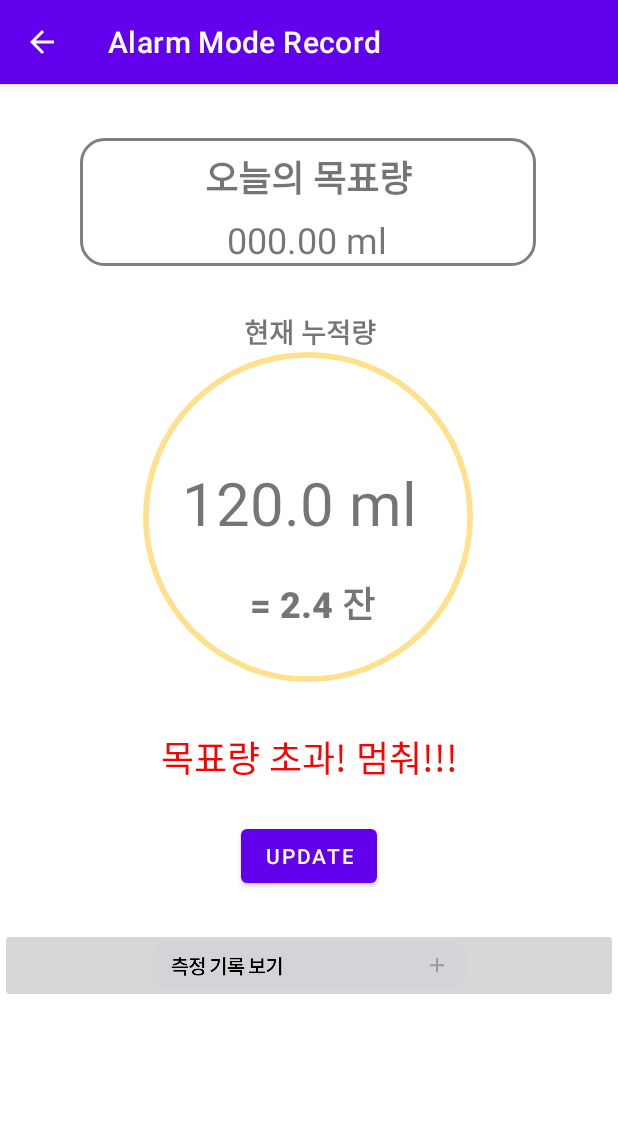
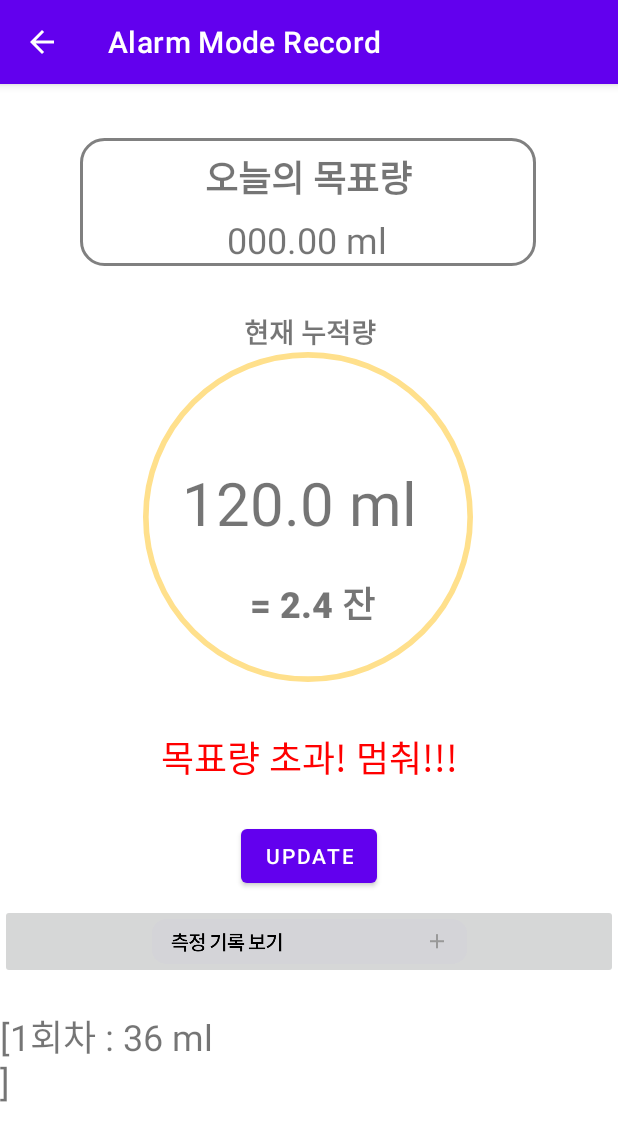
Before and after one commit to seohyun-kim/Drinking-Controller_by-Kotlin, an Android app: the AlarmRecord screen opened directly, with no data from a screen before it, after a tap on "UPDATE", on a phone screen of 412 x 824 dp. Shown: the top 1141 px of the screen. Run offline under Robolectric (Android 15) with nearby library versions, the phone set to English and light mode, and no system bars; 1 other tap on this screen came first.

Commit message:
show record by scroll, add btn clicked event

```diff
--- a/app/src/main/java/com/example/myappbykotlin_1/AlarmRecord.kt
+++ b/app/src/main/java/com/example/myappbykotlin_1/AlarmRecord.kt
@@ -5,6 +5,8 @@ import androidx.appcompat.app.AppCompatActivity
 import android.os.Bundle
 import android.util.Log
 import com.example.myappbykotlin_1.databinding.ActivityAlarmRecordBinding
+import java.util.Random  //임시로 랜덤함수 쓰기위해 import
+
 import kotlinx.android.synthetic.main.activity_alarm_record.*
 
 class AlarmRecord : AppCompatActivity() {
@@ -30,6 +32,14 @@ class AlarmRecord : AppCompatActivity() {
 
         var cumDataReceived :Float = 120F; //블루투스 수신한 누적량 데이터 변수에 저장 (임시로 100)
         var cupData :Float = cumDataReceived/50
+
+        var recordList = ArrayList<String>();// 기록 값이 들어갈 동적 배열
+
+        val rand=Random()
+        var currentData =0 // 현재 마신 양 (누적X)
+        var cnt=0; //회차 확인용
+
+        var btnClicked =false;//자세히 보기 버튼 클릭 여부
 
         //임시 버튼 (나중엔 블루투스 값 들어올때마다 자동으로 새로고침 되도록)
         //버튼 클릭 시 데이터 새로 입력
@@ -61,12 +71,34 @@ class AlarmRecord : AppCompatActivity() {
                 binding.msgText.setTextColor(Color.parseColor("#008000"))
             }
 
-            //test (버튼 클릭시마다 1잔씩 추가되도록)
-            cumDataReceived+=50
+            //test (버튼 클릭시마다 랜덤으로 추가되도록)
+            currentData= rand.nextInt(30) +20 //랜덤으로 현재 마신 양 넣음
+            cnt+=1
+            recordList.add(cnt.toString() + "회차 : "+currentData.toString()+" ml \n")
+            Log.d("recordList", recordList.toString())
+            cumDataReceived+=currentData
             cupData = cumDataReceived/50
+
+            if (btnClicked === true)
+            {
+                binding.recordView.text = recordList.toString()
+            }
+
         }  //소주 1잔 50ml
 
 
+        binding.recordShowBtn.setOnClickListener{
+            if (btnClicked === false)
+            {
+                btnClicked=true;
+                binding.recordView.text = recordList.toString()
+            }
+            else{
+                btnClicked=false;
+                binding.recordView.text = ""
+            }
+
+        }
         //actionbar
         val actionbar = supportActionBar
         //set actionbar title
--- a/app/src/main/res/layout/activity_alarm_record.xml
+++ b/app/src/main/res/layout/activity_alarm_record.xml
@@ -8,16 +8,11 @@
     tools:context=".AlarmRecord">
 
 
-    <ScrollView
+    <androidx.constraintlayout.widget.ConstraintLayout
         android:layout_width="match_parent"
         android:layout_height="match_parent"
-        app:layout_constraintBottom_toBottomOf="parent"
-        tools:layout_editor_absoluteX="-44dp">
-
-
-        <androidx.constraintlayout.widget.ConstraintLayout
-            android:layout_width="match_parent"
-            android:layout_height="match_parent">
+        tools:layout_editor_absoluteX="0dp"
+        tools:layout_editor_absoluteY="139dp">
 
 
         <ImageView
@@ -94,7 +89,7 @@
             android:id="@+id/cumData"
             android:layout_width="wrap_content"
             android:layout_height="wrap_content"
-                android:text="XXX  ml"
+            android:text="000.0  ml"
             android:textSize="40dp"
             app:layout_constraintBottom_toBottomOf="@+id/imageView5"
             app:layout_constraintEnd_toEndOf="@+id/imageView5"
@@ -110,7 +105,7 @@
             android:layout_height="wrap_content"
             android:layout_marginTop="22dp"
             android:fontFamily="sans-serif-black"
-                android:text="=  ? 잔"
+            android:text="=  0.0 잔"
             android:textSize="24dp"
             app:layout_constraintEnd_toEndOf="@+id/imageView5"
             app:layout_constraintStart_toStartOf="@+id/imageView5"
@@ -139,28 +134,37 @@
             app:layout_constraintStart_toStartOf="parent"
             app:layout_constraintTop_toBottomOf="@+id/msgText" />
 
-            <LinearLayout
-                android:id="@+id/linear_record"
-                android:layout_width="match_parent"
-                android:layout_height="match_parent"
-                android:layout_marginTop="24dp"
-                android:orientation="vertical"
-                app:layout_constraintTop_toBottomOf="@+id/updateBtn"
-                tools:layout_editor_absoluteX="0dp">
-
         <ImageButton
-                    android:id="@+id/imageButton6"
+            android:id="@+id/recordShowBtn"
             android:layout_width="match_parent"
             android:layout_height="50dp"
+            android:layout_marginTop="8dp"
             android:scaleType="centerInside"
+            app:layout_constraintTop_toBottomOf="@+id/updateBtn"
             app:srcCompat="@drawable/recordshow" />
 
-            </LinearLayout>
+        <ScrollView
+            android:layout_width="403dp"
+            android:layout_height="132dp"
+            android:layout_marginTop="8dp"
+            app:layout_constraintBottom_toBottomOf="parent"
+            app:layout_constraintEnd_toEndOf="parent"
+            app:layout_constraintHorizontal_bias="0.0"
+            app:layout_constraintStart_toStartOf="parent"
+            app:layout_constraintTop_toBottomOf="@+id/recordShowBtn"
+            app:layout_constraintVertical_bias="0.0">
+
+
+            <TextView
+                android:id="@+id/recordView"
+                android:layout_width="match_parent"
+                android:layout_height="wrap_content"
+                android:layout_marginTop="12dp"
+                android:textSize="24sp" />
+        </ScrollView>
 
 
     </androidx.constraintlayout.widget.ConstraintLayout>
 
-    </ScrollView>
-
 
 </androidx.constraintlayout.widget.ConstraintLayout>
```
Lines whose indentation alone changed are shown as unchanged.
